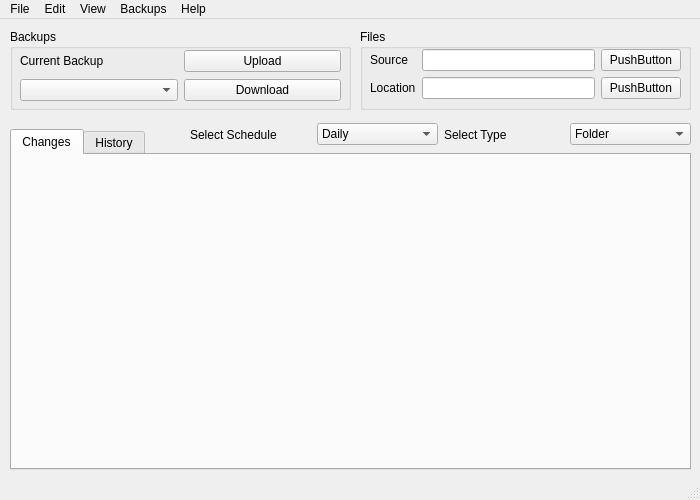
The window that ui/world.ui (quentintyr/worldBackup) describes before a commit, drawn with Qt 5.
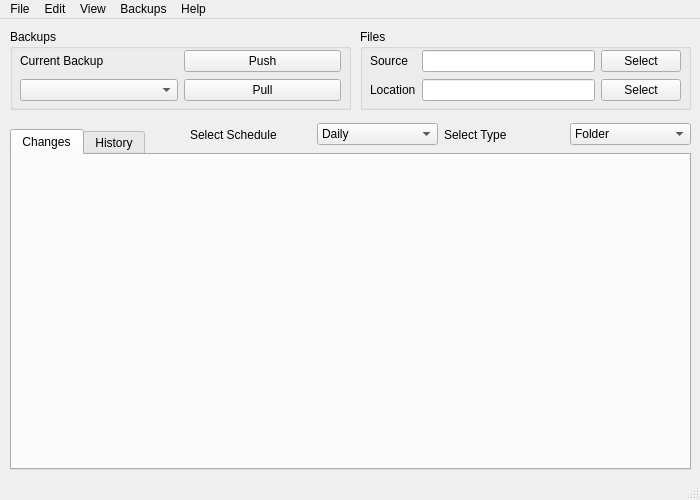
The same window after the commit.

```diff
--- a/ui/world.ui
+++ b/ui/world.ui
@@ -47,7 +47,7 @@
        <x>10</x>
        <y>20</y>
        <width>311</width>
-       <height>51</height>
+       <height>54</height>
       </rect>
      </property>
      <layout class="QGridLayout" name="gridLayout">
@@ -74,14 +74,14 @@
       <item row="0" column="2">
        <widget class="QPushButton" name="pushButton">
         <property name="text">
-         <string>PushButton</string>
+         <string>Select</string>
         </property>
        </widget>
       </item>
       <item row="1" column="2">
        <widget class="QPushButton" name="pushButton_2">
         <property name="text">
-         <string>PushButton</string>
+         <string>Select</string>
         </property>
        </widget>
       </item>
@@ -146,14 +146,14 @@
       <item row="0" column="1">
        <widget class="QPushButton" name="pushButton_4">
         <property name="text">
-         <string>Upload</string>
+         <string>Push</string>
         </property>
        </widget>
       </item>
       <item row="1" column="1">
        <widget class="QPushButton" name="pushButton_3">
         <property name="text">
-         <string>Download</string>
+         <string>Pull</string>
         </property>
        </widget>
       </item>
```
Left out of the diff: 48 changed lines with no effect on the pictures.
